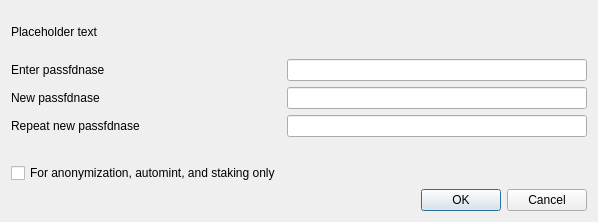
Above: src/qt/forms/askpassphrasedialog.ui from fundin/fundin before the change. Below: the same form after it.
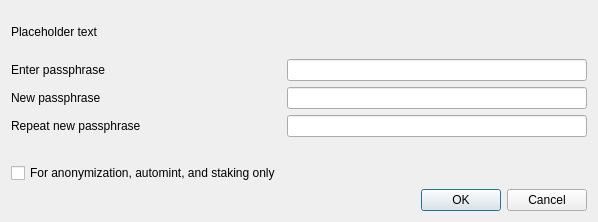
That is the form after the change.

What changed in the file:
```diff
--- a/src/qt/forms/askpassphrasedialog.ui
+++ b/src/qt/forms/askpassphrasedialog.ui
@@ -53,7 +53,7 @@
      <item row="0" column="0">
       <widget class="QLabel" name="passLabel1">
        <property name="text">
-        <string>Enter passfdnase</string>
+        <string>Enter passphrase</string>
        </property>
       </widget>
      </item>
@@ -67,7 +67,7 @@
      <item row="1" column="0">
       <widget class="QLabel" name="passLabel2">
        <property name="text">
-        <string>New passfdnase</string>
+        <string>New passphrase</string>
        </property>
       </widget>
      </item>
@@ -81,7 +81,7 @@
      <item row="2" column="0">
       <widget class="QLabel" name="passLabel3">
        <property name="text">
-        <string>Repeat new passfdnase</string>
+        <string>Repeat new passphrase</string>
        </property>
       </widget>
      </item>
```
Left out of the diff: 10 changed lines with no effect on the pictures.
